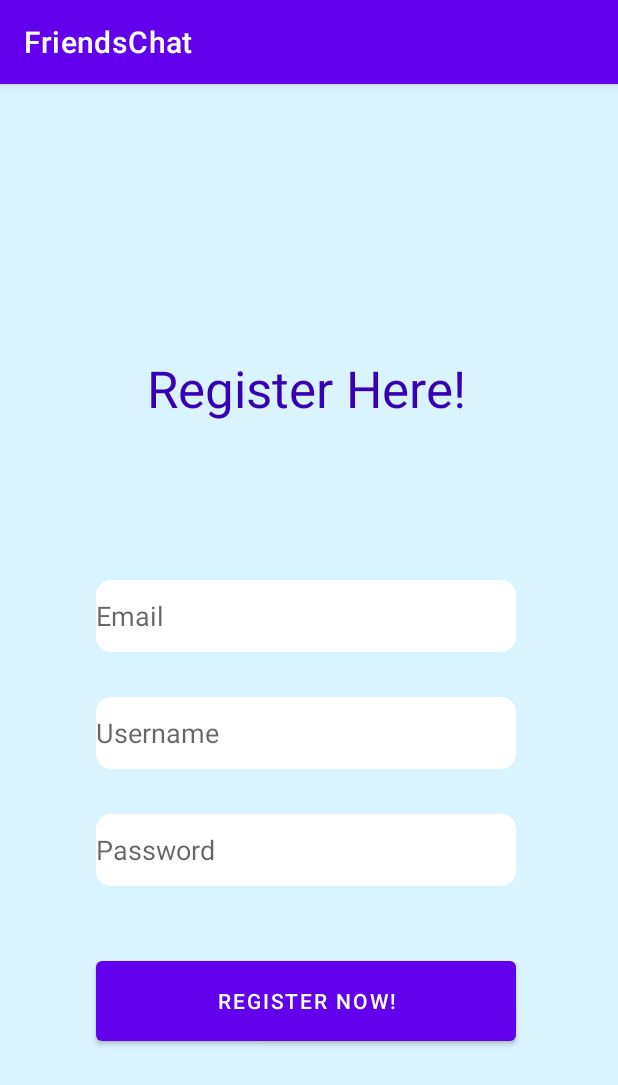
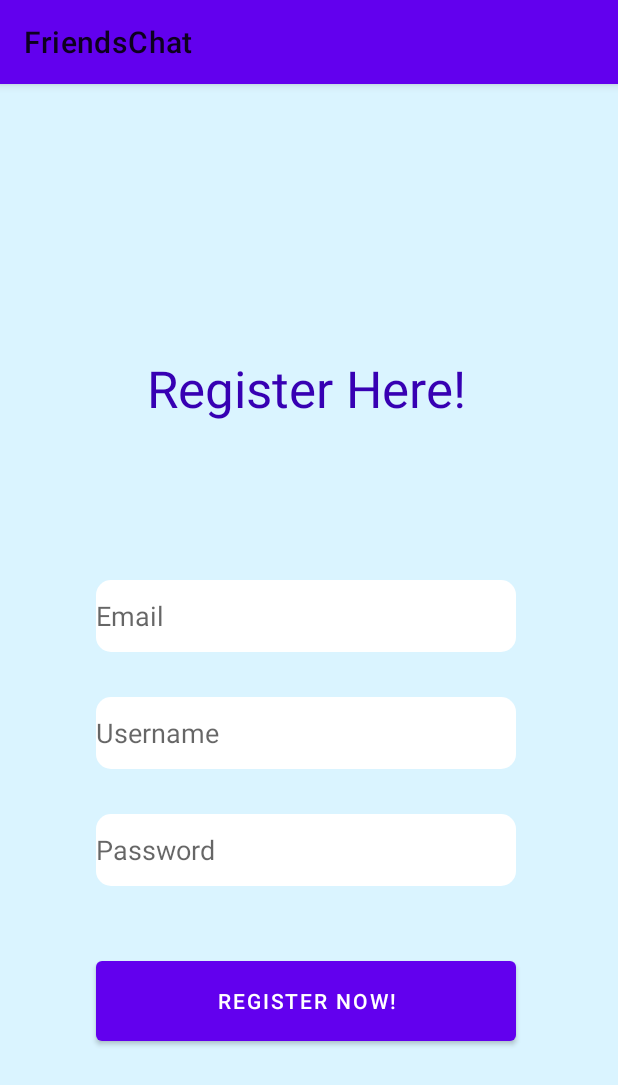
Before and after one commit to Wangyuxuan-xuan/FriendsChat, an Android app: the screen it shows after launch (RegisterPage), on a phone screen of 412 x 824 dp. Shown: the top 1085 px of the screen. Run offline under Robolectric (Android 15) with nearby library versions, the phone set to English and light mode, and no system bars; our stand-ins replace Firebase (no records; nobody signed in at launch, a user with empty details on screens opened directly).

```diff
--- a/app/src/main/AndroidManifest.xml
+++ b/app/src/main/AndroidManifest.xml
@@ -1,6 +1,8 @@
 <?xml version="1.0" encoding="utf-8"?>
 <manifest xmlns:android="http://schemas.android.com/apk/res/android"
     package="com.example.friendschat">
+
+    <uses-permission android:name="android.permission.INTERNET"/>
 
     <application
         android:allowBackup="true"
--- a/app/src/main/res/values/themes.xml
+++ b/app/src/main/res/values/themes.xml
@@ -1,6 +1,6 @@
 <resources xmlns:tools="http://schemas.android.com/tools">
     <!-- Base application theme. -->
-    <style name="Theme.FriendsChat" parent="Theme.MaterialComponents.DayNight.DarkActionBar">
+    <style name="Theme.FriendsChat" parent="Theme.MaterialComponents.DayNight">
         <!-- Primary brand color. -->
         <item name="colorPrimary">@color/purple_500</item>
         <item name="colorPrimaryVariant">@color/purple_700</item>
--- a/build.gradle
+++ b/build.gradle
@@ -5,7 +5,7 @@ buildscript {
         mavenCentral()
     }
     dependencies {
-        classpath "com.android.tools.build:gradle:7.0.2"
+        classpath "com.android.tools.build:gradle:7.0.3"
         classpath 'com.google.gms:google-services:4.3.10'
 
         // NOTE: Do not place your application dependencies here; they belong
```
Also changed, not shown: app/src/main/java/com/example/friendschat/MainActivity.java (+4 -4 lines), app/src/main/java/com/example/friendschat/RegisterPage.java (+9 -10 lines).
